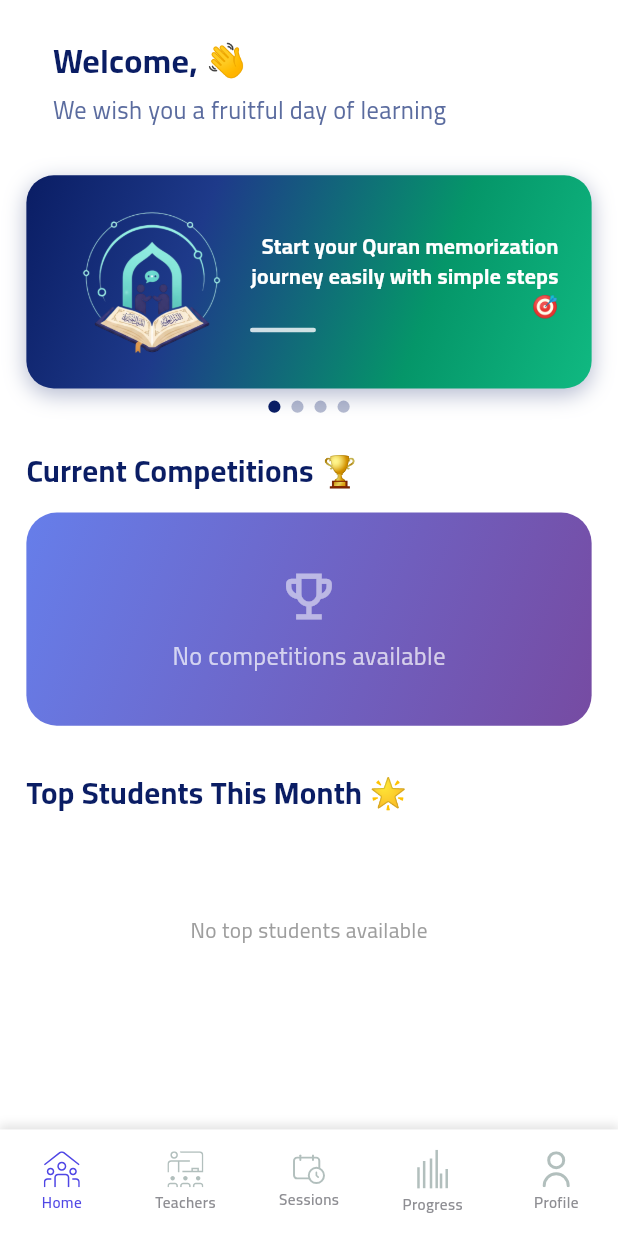
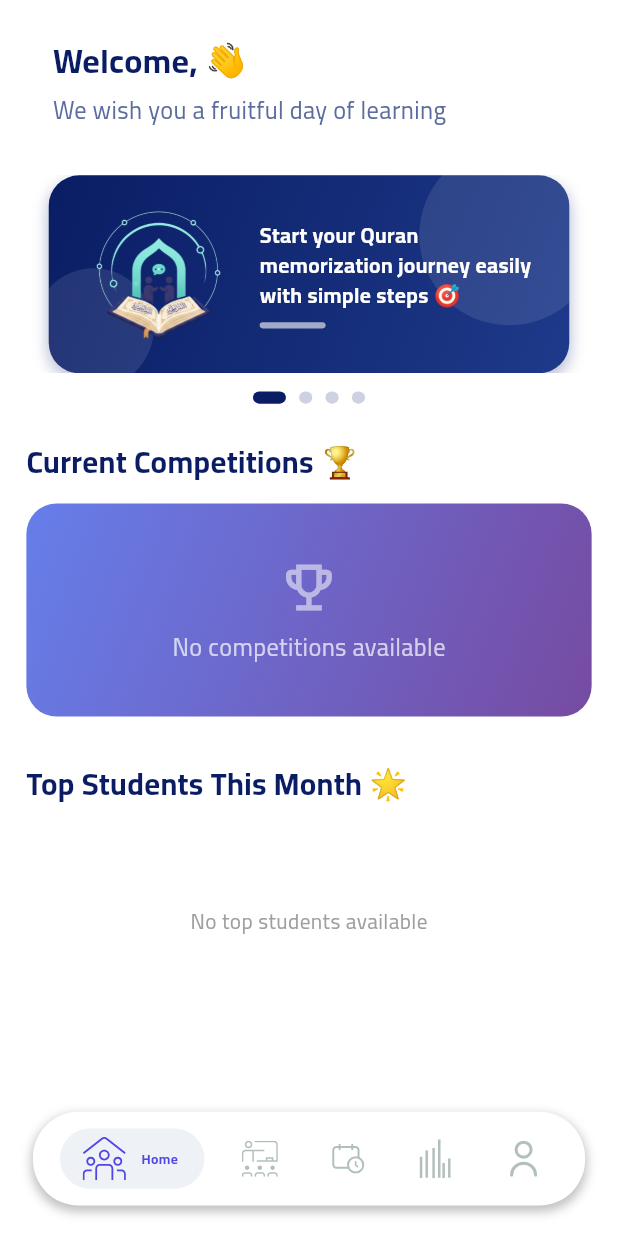
Before and after one commit to AhmedMohammedSaad/al-mohafez_studint, a Flutter app: the MainScreen screen opened directly, on a phone screen of 412 x 824 dp. Run offline on Flutter 3.47's test engine with Material 3 defaults, Android fonts, the phone set to English and light mode, and no system bars; drawn by our look-alikes of carousel_slider, persistent_bottom_nav_bar_v2; our stand-ins replace audioplayers, cached_network_image, chewie, dio, easy_localization, equatable and 17 more; missing offline and left inert: flutter_sound, syncfusion_flutter_pdfviewer; accounts and stored records are empty.

Commit message:
feat: Add core app structure with main screen, bottom navigation, home, booking, and progress features, including internationalization.

```diff
--- a/assets/translations/ar.json
+++ b/assets/translations/ar.json
@@ -649,6 +649,7 @@
   "progress_overall_label": "المجمل",
   "progress_time_days_ago": "أيام مضت",
   "uae_id": "الهوية الإماراتية",
+  "total_rate": "السعر الإجمالي",
   "agree": "أوافق على",
   "terms": "شروط الخدمة",
   "ready": "مستعد للبدء؟",
--- a/assets/translations/en.json
+++ b/assets/translations/en.json
@@ -787,5 +787,5 @@
   "retry": "Retry",
   "no_competitions": "No competitions available",
   "payment_private_plan": "Private Plan",
-  "payment_group_plan": "Group Plan"
+  "total_rate": "Total Rate"
 }
--- a/lib/almohafez/core/presentation/view/main_screen.dart
+++ b/lib/almohafez/core/presentation/view/main_screen.dart
@@ -8,6 +8,7 @@ import 'package:almohafez/generated/assets.dart';
 import '../../theme/app_colors.dart';
 import 'widgets/app_custom_image_view.dart';
 import 'package:persistent_bottom_nav_bar_v2/persistent_bottom_nav_bar_v2.dart';
+import 'package:almohafez/almohafez/core/presentation/view/widgets/modern_bottom_nav_bar.dart';
 import '../../../features/home/presentation/views/home_screen.dart';
 import '../../../features/teachers/presentation/views/teachers_screen.dart';
 import '../../../features/sessions/presentation/views/sessions_screen.dart';
@@ -51,15 +52,9 @@ class _MainScreenState extends State<MainScreen> {
     return PersistentTabConfig(
       screen: screen,
       item: ItemConfig(
-        icon: TweenAnimationBuilder(
-          duration: const Duration(milliseconds: 300),
-          tween: Tween<double>(begin: 0, end: 1),
-          builder: (context, double value, child) {
-            return AppCustomImageView(
-              imagePath: iconPath,
-              color: AppColors.primaryBlueViolet,
-            );
-          },
+        icon: AppCustomImageView(
+          imagePath: iconPath,
+          color: AppColors.primaryBlueViolet,
         ),
         inactiveIcon: AppCustomImageView(
           imagePath: iconPath,
@@ -119,11 +114,10 @@ class _MainScreenState extends State<MainScreen> {
       left: false,
       right: false,
       top: false,
-
       child: Scaffold(
         key: scaffoldKey,
         body: PersistentTabView(
-          navBarHeight: 70.h,
+          navBarHeight: 80.h,
           //gestureNavigationEnabled: true,
           tabs: _navBarsItems(),
           controller: _bottomNavController,
@@ -131,22 +125,22 @@ class _MainScreenState extends State<MainScreen> {
           resizeToAvoidBottomInset: true,
           popAllScreensOnTapAnyTabs: true,
           screenTransitionAnimation: const ScreenTransitionAnimation(
-            curve: Curves.easeInOutCubic,
-            duration: Duration(milliseconds: 200),
+            curve: Curves.easeInOutQuart,
+            duration: Duration(milliseconds: 500),
           ),
           onTabChanged: (index) async {
             _bottomNavController.jumpToTab(index);
           },
-          navBarBuilder: (navBarConfig) => Style7BottomNavBar(
+          navBarBuilder: (navBarConfig) => ModernBottomNavBar(
             navBarConfig: navBarConfig,
             navBarDecoration: NavBarDecoration(
               color: AppColors.white,
               boxShadow: [
                 BoxShadow(
-                  color: Colors.grey.withOpacity(0.3),
+                  color: const Color.fromARGB(170, 158, 158, 158),
                   spreadRadius: 1,
                   blurRadius: 5,
-                  offset: const Offset(0, -2), // Shadow direction
+                  offset: const Offset(0, 3), // Shadow direction
                 ),
               ],
             ),
--- /dev/null
+++ b/lib/almohafez/core/presentation/view/widgets/modern_bottom_nav_bar.dart
@@ -0,0 +1,121 @@
+import 'package:almohafez/almohafez/core/theme/app_colors.dart';
+import 'package:flutter/material.dart';
+import 'package:flutter_screenutil/flutter_screenutil.dart';
+import 'package:nb_utils/nb_utils.dart';
+import 'package:persistent_bottom_nav_bar_v2/persistent_bottom_nav_bar_v2.dart';
+
+class ModernBottomNavBar extends StatelessWidget {
+  final NavBarConfig navBarConfig;
+  final NavBarDecoration navBarDecoration;
+
+  const ModernBottomNavBar({
+    super.key,
+    required this.navBarConfig,
+    this.navBarDecoration = const NavBarDecoration(),
+  });
+
+  @override
+  Widget build(BuildContext context) {
+    return Container(
+      margin: EdgeInsets.symmetric(horizontal: 20.w, vertical: 20.h),
+      decoration: BoxDecoration(
+        color:
+            navBarDecoration.color ?? const Color.fromARGB(255, 198, 218, 231),
+        borderRadius: BorderRadius.circular(30.r),
+        boxShadow:
+            navBarDecoration.boxShadow ??
+            [
+              BoxShadow(
+                color: Colors.black,
+                blurRadius: 30,
+                offset: const Offset(0, 5),
+                spreadRadius: 1,
+                blurStyle: BlurStyle.inner,
+              ),
+            ],
+      ),
+      child: Padding(
+        padding: EdgeInsets.symmetric(vertical: 10.h, horizontal: 10.w),
+        child: Row(
+          mainAxisAlignment: MainAxisAlignment.spaceAround,
+          children: List.generate(navBarConfig.items.length, (index) {
+            final item = navBarConfig.items[index];
+            final isSelected = index == navBarConfig.selectedIndex;
+
+            return InkWell(
+              onTap: () {
+                navBarConfig.onItemSelected(index);
+              },
+              borderRadius: BorderRadius.circular(20.r),
+              child: AnimatedContainer(
+                duration: const Duration(milliseconds: 300),
+                curve: Curves.easeOut,
+                padding: EdgeInsets.symmetric(
+                  horizontal: isSelected ? 16.w : 10.w,
+                  vertical: 8.h,
+                ),
+                decoration: BoxDecoration(
+                  color: isSelected
+                      ? const Color(0xffEEF2F6) // Light background for active
+                      : Colors.transparent,
+                  borderRadius: BorderRadius.circular(20.r),
+                ),
+                child: Row(
+                  mainAxisSize: MainAxisSize.min,
+                  children: [
+                    TweenAnimationBuilder<double>(
+                      tween: Tween<double>(
+                        begin: 1.0,
+                        end: isSelected ? 1.2 : 1.0,
+                      ),
+                      duration: const Duration(milliseconds: 300),
+                      curve: Curves.elasticOut,
+                      builder: (context, scale, child) {
+                        return Transform.scale(scale: scale, child: child);
+                      },
+                      child: IconTheme(
+                        data: IconThemeData(
+                          size: 24.sp,
+                          color: isSelected
+                              ? AppColors.primaryBlueViolet
+                              : AppColors.textSecondary,
+                        ),
+                        child: isSelected ? item.icon : item.inactiveIcon,
+                      ),
+                    ),
+
+                    if (isSelected) 5.width,
+                    AnimatedCrossFade(
+                      firstChild: const SizedBox(width: 0),
+                      secondChild: Padding(
+                        padding: EdgeInsets.only(left: 7.w),
+                        child: Text(
+                          item.title ?? '',
+                          style: TextStyle(
+                            color: AppColors.primaryBlueViolet,
+                            fontWeight: FontWeight.bold,
+                            fontSize: 9.sp,
+                            fontFamily: 'Cairo',
+                          ),
+                          maxLines: 1,
+                          overflow: TextOverflow.ellipsis,
+                        ),
+                      ),
+                      crossFadeState: isSelected
+                          ? CrossFadeState.showSecond
+                          : CrossFadeState.showFirst,
+                      duration: const Duration(milliseconds: 300),
+                      firstCurve: Curves.easeInOut,
+                      secondCurve: Curves.easeInOut,
+                      sizeCurve: Curves.easeInOut,
+                    ),
+                  ],
+                ),
+              ),
+            );
+          }),
+        ),
+      ),
+    );
+  }
+}
--- a/lib/almohafez/features/home/presentation/views/home_screen.dart
+++ b/lib/almohafez/features/home/presentation/views/home_screen.dart
@@ -1,5 +1,6 @@
 import 'package:flutter/material.dart';
 import 'package:flutter_screenutil/flutter_screenutil.dart';
+import 'package:flutter_animate/flutter_animate.dart';
 
 import '../widgets/welcome_bar_widget.dart';
 import '../widgets/banner_carousel_widget.dart';
@@ -13,13 +14,19 @@ class HomeScreen extends StatelessWidget {
   Widget build(BuildContext context) {
     return Scaffold(
       backgroundColor: Colors.white,
-      body: SafeArea(
+      body: RefreshIndicator(
+        onRefresh: () async {
+          await Future.delayed(const Duration(seconds: 1));
+        },
+        child: SafeArea(
           child: SingleChildScrollView(
+            physics: const AlwaysScrollableScrollPhysics(),
             child: Padding(
               padding: EdgeInsets.symmetric(horizontal: 16.w),
               child: Column(
                 crossAxisAlignment: CrossAxisAlignment.start,
-              children: [
+                children:
+                    [
                           SizedBox(height: 12.h),
 
                           // شريط الترحيب
@@ -41,7 +48,11 @@ class HomeScreen extends StatelessWidget {
                           const TopStudentsWidget(),
 
                           SizedBox(height: 20.h),
-              ],
+                        ]
+                        .animate(interval: 100.ms)
+                        .fade(duration: 400.ms)
+                        .slideY(begin: 0.1, end: 0, curve: Curves.easeOutQuad),
+              ),
             ),
           ),
         ),
--- a/lib/almohafez/features/home/presentation/widgets/banner_carousel_widget.dart
+++ b/lib/almohafez/features/home/presentation/widgets/banner_carousel_widget.dart
@@ -1,8 +1,9 @@
-import 'package:almohafez/almohafez/core/presentation/view/widgets/app_custom_image_view.dart';
+import 'package:carousel_slider/carousel_slider.dart';
 import 'package:flutter/material.dart';
 import 'package:flutter_screenutil/flutter_screenutil.dart';
 import 'package:easy_localization/easy_localization.dart';
-import 'dart:async';
+
+import '../../../../core/presentation/view/widgets/app_custom_image_view.dart';
 
 class BannerCarouselWidget extends StatefulWidget {
   const BannerCarouselWidget({super.key});
@@ -12,9 +13,7 @@ class BannerCarouselWidget extends StatefulWidget {
 }
 
 class _BannerCarouselWidgetState extends State<BannerCarouselWidget> {
-  final PageController _pageController = PageController();
   int _currentIndex = 0;
-  Timer? _timer;
 
   final List<String> _bannerMessages = [
     'banner_message_1'.tr(),
@@ -24,113 +23,152 @@ class _BannerCarouselWidgetState extends State<BannerCarouselWidget> {
     // 'banner_message_5'.tr(),
   ];
 
-  @override
-  void initState() {
-    super.initState();
-    _startAutoCarousel();
-  }
-
-  void _startAutoCarousel() {
-    _timer = Timer.periodic(const Duration(seconds: 4), (timer) {
-      if (_currentIndex < _bannerMessages.length - 1) {
-        _currentIndex++;
-      } else {
-        _currentIndex = 0;
-      }
-
-      if (_pageController.hasClients) {
-        _pageController.animateToPage(
-          _currentIndex,
-          duration: const Duration(milliseconds: 300),
-          curve: Curves.easeInOut,
-        );
-      }
-    });
-  }
-
-  @override
-  void dispose() {
-    _timer?.cancel();
-    _pageController.dispose();
-    super.dispose();
-  }
+  // Gradients for each banner card to add variety (Nano Banana Style: Vibrant & distinct)
+  final List<List<Color>> _bannerGradients = [
+    [const Color(0xFF0A1D64), const Color(0xFF1E3A8A)], // Blue
+    [const Color(0xFF0F5132), const Color(0xFF198754)], // Dark Green
+    [const Color(0xFFB91C1C), const Color(0xFFEF4444)], // Red (Alert/Important)
+    [const Color(0xFF0284C7), const Color(0xFF38BDF8)], // Light Blue
+  ];
 
   @override
   Widget build(BuildContext context) {
     return Column(
       children: [
-        // البانر الرئيسي
-        Container(
-          height: 140.h, // زيادة الارتفاع من 120 إلى 140
+        CarouselSlider.builder(
+          itemCount: _bannerMessages.length,
+          itemBuilder: (context, index, realIndex) {
+            final gradient = _bannerGradients[index % _bannerGradients.length];
+            return _buildBannerCard(
+              message: _bannerMessages[index],
+              gradientColors: gradient,
+            );
+          },
+          options: CarouselOptions(
+            height: 130.h,
+            autoPlay: true,
+            enlargeCenterPage: true,
+            viewportFraction: 0.95, // Slightly show next card
+            autoPlayCurve: Curves.fastOutSlowIn,
+            enableInfiniteScroll: true,
+            autoPlayAnimationDuration: const Duration(milliseconds: 800),
+            onPageChanged: (index, reason) {
+              setState(() {
+                _currentIndex = index;
+              });
+            },
+          ),
+        ),
+
+        SizedBox(height: 12.h),
+
+        // Indicators
+        Row(
+          mainAxisAlignment: MainAxisAlignment.center,
+          children: _bannerMessages.asMap().entries.map((entry) {
+            return AnimatedContainer(
+              duration: const Duration(milliseconds: 300),
+              width: _currentIndex == entry.key ? 20.w : 8.w,
+              height: 8.h,
+              margin: EdgeInsets.symmetric(horizontal: 4.w),
               decoration: BoxDecoration(
-            borderRadius: BorderRadius.circular(18.r),
-            gradient: const LinearGradient(
+                borderRadius: BorderRadius.circular(4.r),
+                color: _currentIndex == entry.key
+                    ? const Color(0xFF0A1D64)
+                    : const Color(0xFF0A1D64).withValues(alpha: 0.2),
+              ),
+            );
+          }).toList(),
+        ),
+      ],
+    );
+  }
+
+  Widget _buildBannerCard({
+    required String message,
+    required List<Color> gradientColors,
+  }) {
+    return Container(
+      margin: EdgeInsets.symmetric(horizontal: 5.w),
+      decoration: BoxDecoration(
+        borderRadius: BorderRadius.circular(20.r),
+        gradient: LinearGradient(
           begin: Alignment.topLeft,
           end: Alignment.bottomRight,
-              colors: [
-                Color(0xFF0A1D64), // الأزرق الداكن الأساسي للتطبيق
-                Color(0xFF1E3A8A), // أزرق متوسط
-                Color(0xFF059669), // أخضر جميل
-                Color(0xFF10B981), // أخضر فاتح
-              ],
-              stops: [0.0, 0.3, 0.7, 1.0],
+          colors: gradientColors,
         ),
         boxShadow: [
           BoxShadow(
-                color: const Color(0xFF0A1D64).withOpacity(0.3),
-                blurRadius: 12,
+            color: gradientColors.first.withValues(alpha: 0.3),
+            blurRadius: 8,
             offset: const Offset(0, 4),
           ),
         ],
       ),
-          child: PageView.builder(
-            controller: _pageController,
-            onPageChanged: (index) {
-              setState(() {
-                _currentIndex = index;
-              });
-            },
-            itemCount: _bannerMessages.length,
-            itemBuilder: (context, index) {
-              return Container(
-                padding: EdgeInsets.symmetric(horizontal: 20.w, vertical: 16.h),
+      child: Stack(
+        children: [
+          // Background Pattern (Circles)
+          Positioned(
+            right: -20,
+            top: -20,
+            child: CircleAvatar(
+              radius: 60,
+              backgroundColor: Colors.white.withValues(alpha: 0.1),
+            ),
+          ),
+          Positioned(
+            left: -10,
+            bottom: -10,
+            child: CircleAvatar(
+              radius: 40,
+              backgroundColor: Colors.white.withValues(alpha: 0.1),
+            ),
+          ),
+
+          // Content
+          Padding(
+            padding: EdgeInsets.symmetric(horizontal: 16.w, vertical: 12.h),
             child: Row(
               children: [
-                    // الشعار في الجانب الأيسر
-                    AppCustomImageView(
+                // Image
+                Hero(
+                  tag: 'banner_logo_$message', // Simplified tag
+                  child: AppCustomImageView(
                     imagePath: 'assets/images/logo_almohafz-Photoroom.png',
                     fit: BoxFit.contain,
-                      //  width: 150.w,
-                      height: 130.h,
+                    height: 100.h,
+                    width: 100.w,
+                  ),
                 ),
 
-                    SizedBox(width: 5.w),
+                SizedBox(width: 12.w),
 
-                    // النص في الجهة اليمنى
+                // Text
                 Expanded(
                   child: Column(
                     mainAxisAlignment: MainAxisAlignment.center,
                     crossAxisAlignment: CrossAxisAlignment.start,
                     children: [
                       Text(
-                            _bannerMessages[index],
+                        message,
                         style: TextStyle(
                           fontFamily: 'Cairo',
                           fontSize: 14.sp,
                           fontWeight: FontWeight.bold,
                           color: Colors.white,
-                              // height: 1.3,
+                          height: 1.4,
                         ),
-                            textAlign: TextAlign.right,
+                        textAlign: TextAlign.start,
                         maxLines: 3,
                         overflow: TextOverflow.ellipsis,
                       ),
-                          SizedBox(height: 4.h),
+                      SizedBox(height: 8.h),
+                      // Small indicator bar
                       Container(
                         width: 40.w,
-                            height: 3.h,
+                        height: 4.h,
                         decoration: BoxDecoration(
-                              color: Colors.white.withOpacity(0.8),
+                          color: Colors.white.withValues(alpha: 0.6),
                           borderRadius: BorderRadius.circular(2.r),
                         ),
                       ),
@@ -139,31 +177,9 @@ class _BannerCarouselWidgetState extends State<BannerCarouselWidget> {
                 ),
               ],
             ),
-              );
-            },
-          ),
-        ),
-
-        SizedBox(height: 8.h), // مسافة بين البانر والمؤشرات
-        // مؤشرات الصفحات خارج البانر
-        Row(
-          mainAxisAlignment: MainAxisAlignment.center,
-          children: List.generate(
-            _bannerMessages.length,
-            (index) => Container(
-              margin: EdgeInsets.symmetric(horizontal: 3.w),
-              width: 8.w,
-              height: 8.h,
-              decoration: BoxDecoration(
-                shape: BoxShape.circle,
-                color: _currentIndex == index
-                    ? const Color(0xFF0A1D64)
-                    : const Color(0xFF0A1D64).withOpacity(0.3),
-              ),
-            ),
-          ),
           ),
         ],
+      ),
     );
   }
 }
```
Also changed, not shown: lib/almohafez/features/progress/presentation/widgets/chart_header_widget.dart (+2 -5 lines), lib/almohafez/features/progress/presentation/widgets/daily_chart_painter.dart (+98 -24 lines), lib/almohafez/features/teachers/data/models/booking_response_model.dart (+9 -0 lines), lib/almohafez/features/teachers/logic/booking_cubit.dart (+13 -0 lines), lib/almohafez/features/teachers/presentation/views/payment_screen.dart (+34 -0 lines), lib/almohafez/features/teachers/presentation/widgets/booking_bottom_sheet.dart (+24 -13 lines). Lines whose indentation alone changed are shown as unchanged.
